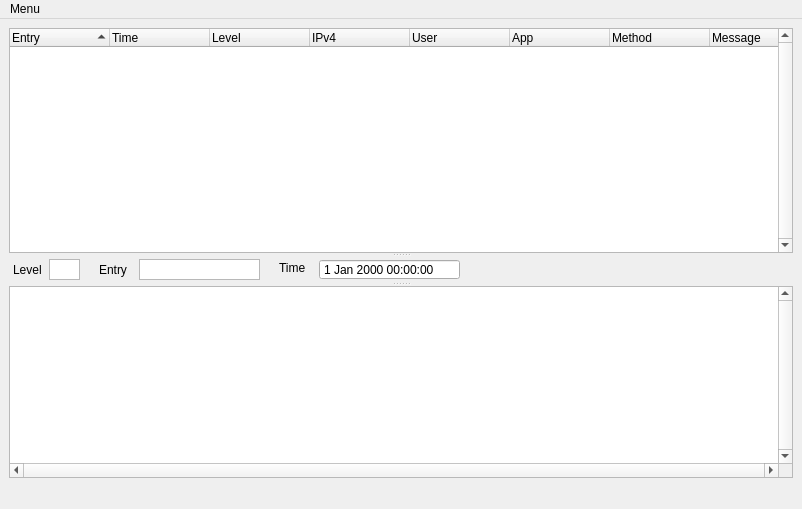
The window that Qt5_UI/oc_logReader.ui (jupiterbjy/owncloudLogViewer) describes before a commit, drawn with Qt 5.
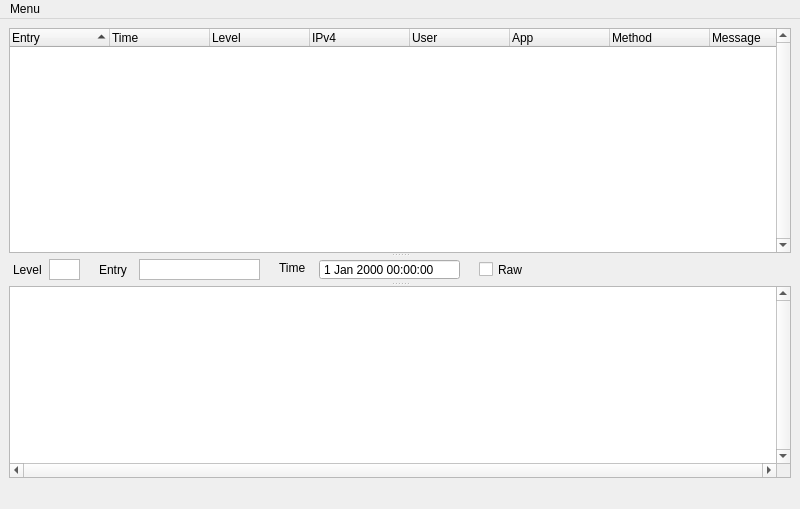
The same window after the commit.

Commit message: Improved some regex-es & fixed time display on QdateTimeEdit.

Patch:
```diff
--- a/Qt5_UI/oc_logReader.ui
+++ b/Qt5_UI/oc_logReader.ui
@@ -6,7 +6,7 @@
    <rect>
     <x>0</x>
     <y>0</y>
-    <width>802</width>
+    <width>800</width>
     <height>509</height>
    </rect>
   </property>
@@ -267,6 +267,19 @@
          <string>Time</string>
         </property>
        </widget>
+       <widget class="QCheckBox" name="raw_checkBox">
+        <property name="geometry">
+         <rect>
+          <x>470</x>
+          <y>2</y>
+          <width>51</width>
+          <height>21</height>
+         </rect>
+        </property>
+        <property name="text">
+         <string>Raw</string>
+        </property>
+       </widget>
       </widget>
       <widget class="QTextEdit" name="item_textEdit">
        <property name="sizePolicy">
@@ -287,6 +300,9 @@
        <property name="horizontalScrollBarPolicy">
         <enum>Qt::ScrollBarAlwaysOn</enum>
        </property>
+       <property name="lineWrapMode">
+        <enum>QTextEdit::NoWrap</enum>
+       </property>
        <property name="readOnly">
         <bool>true</bool>
        </property>
@@ -300,7 +316,7 @@
     <rect>
      <x>0</x>
      <y>0</y>
-     <width>802</width>
+     <width>800</width>
      <height>21</height>
     </rect>
    </property>
```
Left out of the diff: 4 changed lines with no effect on the pictures. The commit also changes 9 other files.
